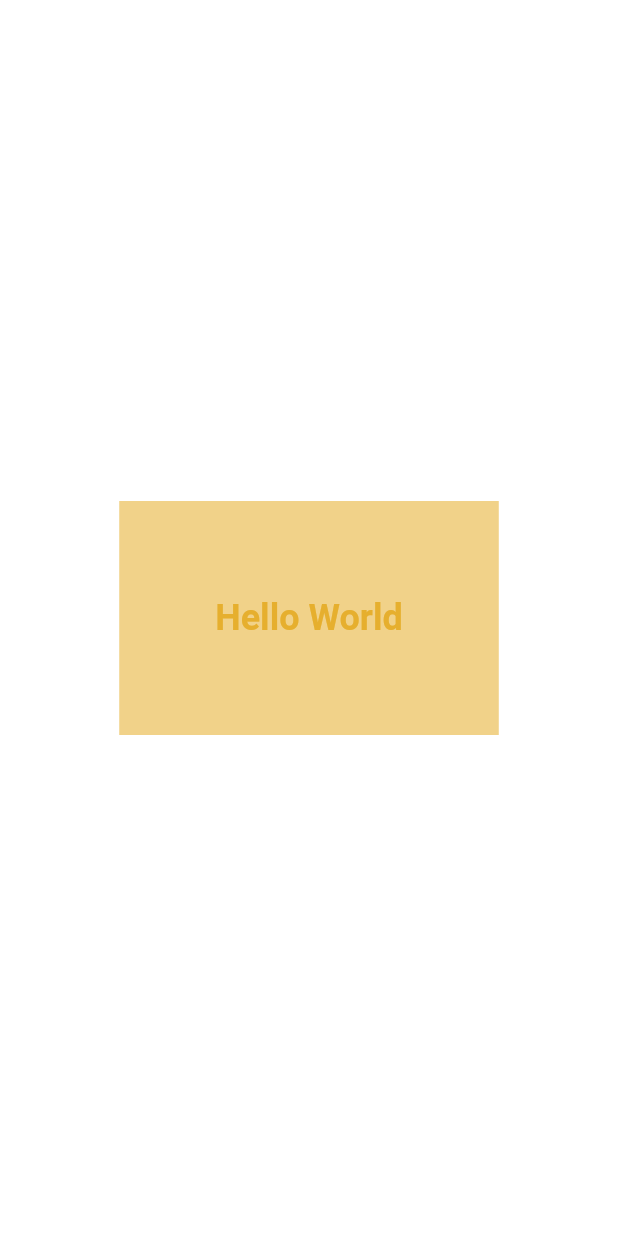
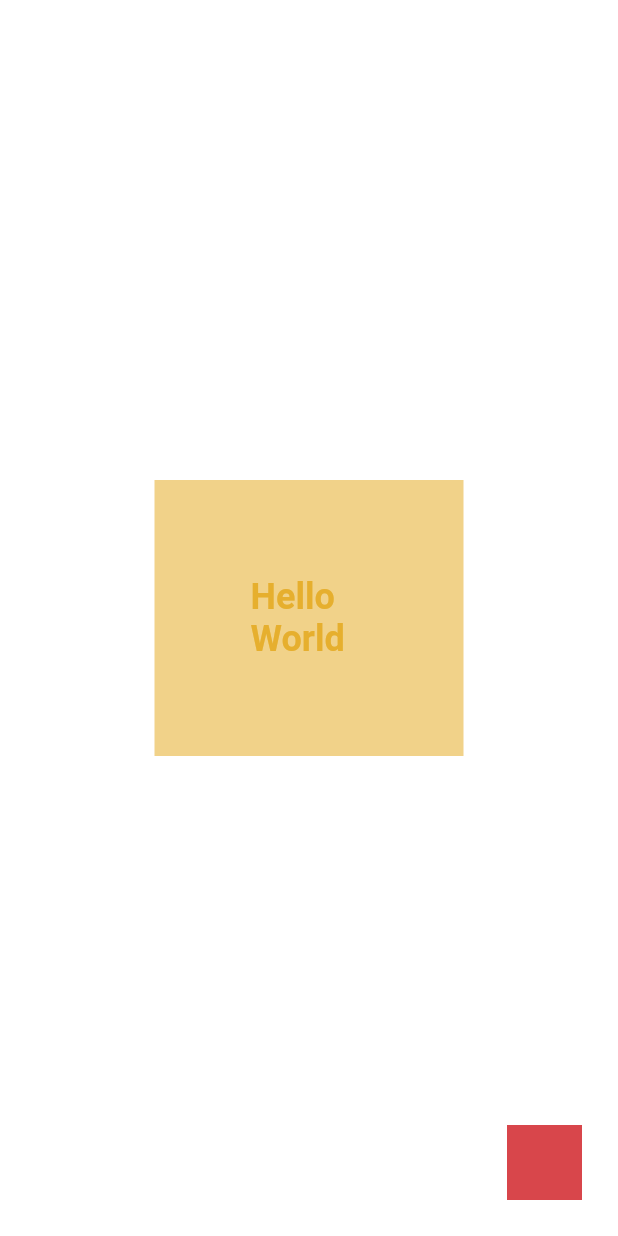
Before and after one commit to zTomz/miro, a Flutter app: the screen it shows after launch, on a phone screen of 412 x 824 dp. Run offline on Flutter 3.47's test engine with Material 3 defaults, Android fonts, the phone set to English and light mode, and no system bars.

Commit message:
Created a simple scaffold

```diff
--- a/example/lib/main.dart
+++ b/example/lib/main.dart
@@ -25,16 +25,21 @@ class MyHomeWidget extends StatelessWidget {
 
   @override
   Widget build(BuildContext context) {
-    return Container(
-      color: const Color(0xFFFFFFFF),
-      child: Center(
+    return MiroScaffold(
+      floatingActionButton: Container(
+        width: 50,
+        height: 50,
+        color: Colors.red,
+      ),
+      body: Center(
         child: Container(
           padding: const EdgeInsets.all(64),
-          color: MiroTheme.of(context).surfaceColor,
+          width: MediaQuery.of(context).size.width / 2,
+          color: MiroTheme.of(context).surface,
           child: Text(
             "Hello World",
             style: TextStyle(
-              color: MiroTheme.of(context).primaryColor,
+              color: MiroTheme.of(context).primary,
               fontWeight: FontWeight.bold,
               fontSize: 24,
             ),
--- a/lib/miro.dart
+++ b/lib/miro.dart
@@ -1,6 +1,7 @@
 library miro;
 
 export 'src/miro_app.dart';
+export 'src/scaffold.dart';
 
 // Theme exports
 export 'src/theme/miro_theme_data.dart';
--- a/lib/src/colors.dart
+++ b/lib/src/colors.dart
@@ -21,7 +21,7 @@ abstract final class Colors {
 
   static const Color white = Color(0xFFFFFFFF);
 
-  static const Color blue = Color(0xFF2274A5);
+  static const Color blue = Color(0xFF349AD5);
 
   static const Color yellow = Color(0xFFEAB948);
 
--- /dev/null
+++ b/lib/src/scaffold.dart
@@ -0,0 +1,44 @@
+import 'package:flutter/widgets.dart';
+import 'package:miro/src/theme/miro_theme.dart';
+
+class MiroScaffold extends StatefulWidget {
+  final Widget body;
+
+  final Widget? floatingActionButton;
+  final Color? backgroundColor;
+
+  const MiroScaffold({
+    super.key,
+    required this.body,
+    this.floatingActionButton,
+    this.backgroundColor,
+  });
+
+  @override
+  State<MiroScaffold> createState() => _MiroScaffoldState();
+}
+
+class _MiroScaffoldState extends State<MiroScaffold> {
+  @override
+  Widget build(BuildContext context) {
+    return ColoredBox(
+      color: widget.backgroundColor ?? MiroTheme.of(context).background,
+      child: Stack(
+        children: [
+          // Body
+          Positioned.fill(
+            child: widget.body,
+          ),
+
+          // Floating Action Button
+          if (widget.floatingActionButton != null)
+            Positioned(
+              bottom: 24,
+              right: 24,
+              child: widget.floatingActionButton!,
+            ),
+        ],
+      ),
+    );
+  }
+}
--- a/lib/src/theme/miro_theme_data.dart
+++ b/lib/src/theme/miro_theme_data.dart
@@ -2,28 +2,35 @@ import 'package:flutter/widgets.dart';
 import 'package:miro/src/colors.dart';
 
 class MiroThemeData {
-  Color primaryColor;
-  Color surfaceColor;
+  Color primary;
+  Color surface;
+  Color background;
   TextDirection textDirection;
 
   MiroThemeData({
-    required this.primaryColor,
-    required this.surfaceColor,
+    required this.primary,
+    required this.surface,
+    required this.background,
     this.textDirection = TextDirection.ltr,
   });
 
   MiroThemeData.fallback()
       : this(
-          primaryColor: Colors.blue,
-          surfaceColor: Colors.lightenColor(Colors.blue),
+          primary: Colors.blue,
+          surface: Colors.lightenColor(Colors.blue),
+          background: Colors.white,
           textDirection: TextDirection.ltr,
         );
 
-  MiroThemeData.fromSeed(Color seedColor,
-      {TextDirection textDirection = TextDirection.ltr})
-      : this(
-          primaryColor: seedColor,
-          surfaceColor: Colors.lightenColor(seedColor, amount: 0.2),
+  MiroThemeData.fromSeed(
+    Color seedColor, {
+    Color? surface,
+    Color background = Colors.white,
+    TextDirection textDirection = TextDirection.ltr,
+  }) : this(
+          primary: seedColor,
+          surface: surface ?? Colors.lightenColor(seedColor, amount: 0.2),
+          background: background,
           textDirection: textDirection,
         );
 }
```
